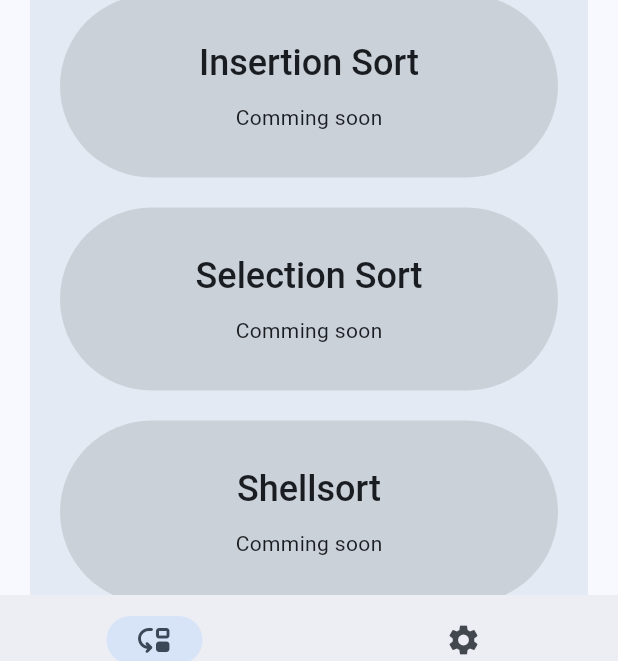
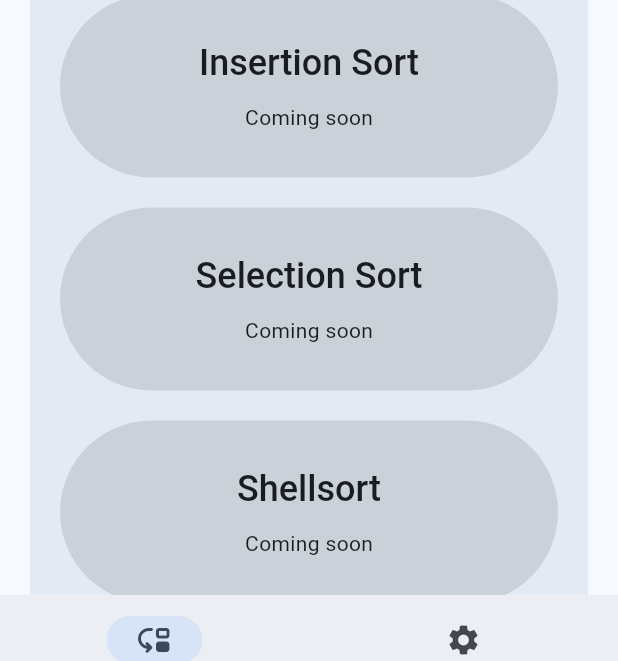
Before and after one commit to lelehier/sort-demo, a Flutter app: the screen it shows after launch, on a phone screen of 412 x 824 dp. Shown: the part 521-1182 px from the top of the screen. Run offline on Flutter 3.47's test engine with Material 2 defaults, Android fonts, the phone set to English and light mode, and no system bars; drawn by our look-alikes of dynamic_color; generated files the repository leaves out were written again.

Commit message:
fixed wrong spelling

```diff
--- a/lib/screens/algorithms.dart
+++ b/lib/screens/algorithms.dart
@@ -37,11 +37,11 @@ class Algorithms extends StatelessWidget {
                           }),
                         ),
                       ),
-                      SelectButton('Insertion Sort', 'Comming soon'),
-                      SelectButton('Selection Sort', 'Comming soon'),
-                      SelectButton('Shellsort', 'Comming soon'),
-                      SelectButton('Quicksort', 'Comming soon'),
-                      SelectButton('Mergesort', 'Comming soon'),
+                      SelectButton('Insertion Sort', 'Coming soon'),
+                      SelectButton('Selection Sort', 'Coming soon'),
+                      SelectButton('Shellsort', 'Coming soon'),
+                      SelectButton('Quicksort', 'Coming soon'),
+                      SelectButton('Mergesort', 'Coming soon'),
                     ],
                   ),
                 ),
@@ -49,9 +49,9 @@ class Algorithms extends StatelessWidget {
                     'Nicht vergleichbasiert',
                     Wrap(
                       children: [
-                        SelectButton('Bucket Sort', 'Comming soon'),
-                        SelectButton('Counting Sort', 'Comming soon'),
-                        SelectButton('Radix Sort', 'Comming soon'),
+                        SelectButton('Bucket Sort', 'Coming soon'),
+                        SelectButton('Counting Sort', 'Coming soon'),
+                        SelectButton('Radix Sort', 'Coming soon'),
                       ],
                     )),
               ],
```
